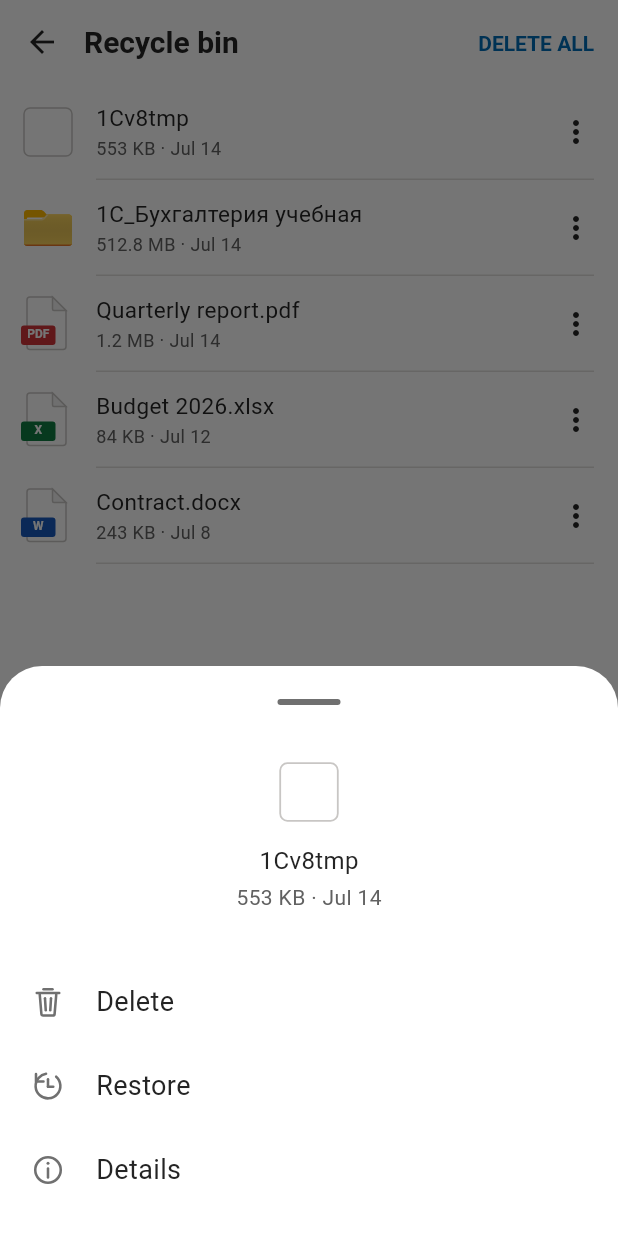
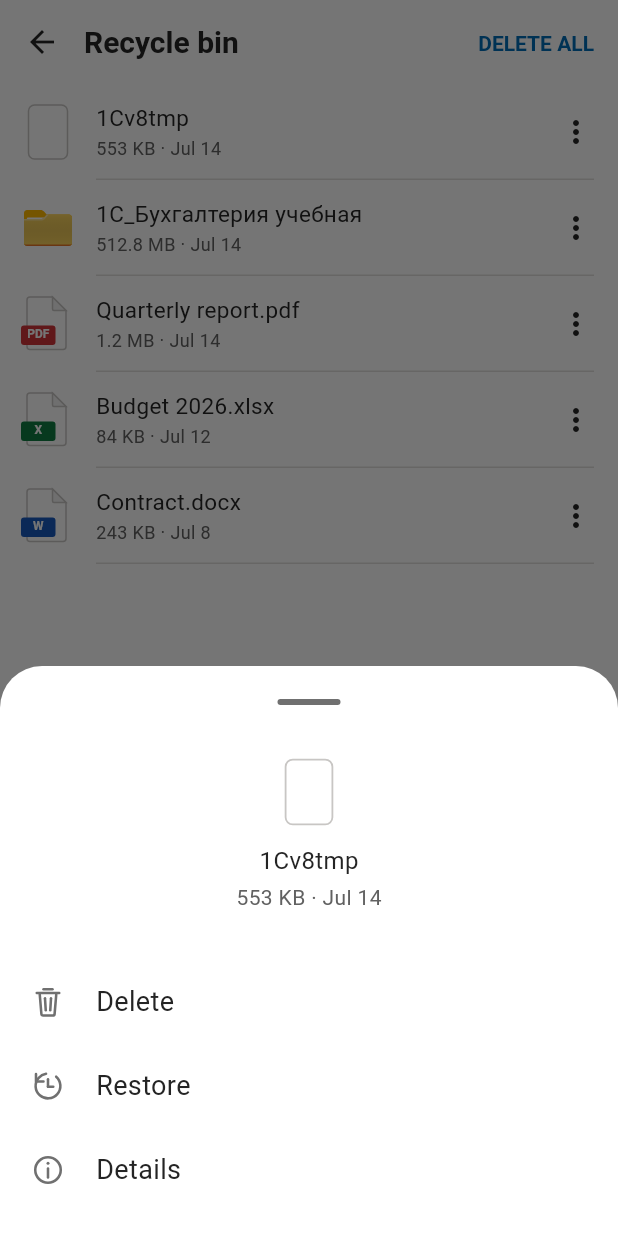
Before and after one commit to bogachenko/temp_bfe_android, a Flutter app: the screen it shows after launch, after a tap on the "more vert" icon, on a phone screen of 412 x 824 dp. Run offline on Flutter 3.47's test engine with Material 3 defaults, Android fonts, the phone set to English and light mode, and no system bars; generated files the repository leaves out were written again.

Commit message:
Refine recycle bin generic file visual

```diff
--- a/lib/features/recycle_bin/presentation/widgets/recycle_bin_item_visual.dart
+++ b/lib/features/recycle_bin/presentation/widgets/recycle_bin_item_visual.dart
@@ -33,11 +33,11 @@ class _GenericFilePainter extends CustomPainter {
   @override
   void paint(Canvas canvas, Size size) {
     final rect = RRect.fromRectAndRadius(
-      Rect.fromLTWH(
-        AppSizes.recycleGenericFileInset,
-        AppSizes.recycleGenericFileInset,
-        size.width - AppSizes.recycleGenericFileInset * 2,
-        size.height - AppSizes.recycleGenericFileInset * 2,
+      Rect.fromLTRB(
+        AppSizes.recycleGenericFileHorizontalInset,
+        AppSizes.recycleGenericFileVerticalInset,
+        size.width - AppSizes.recycleGenericFileHorizontalInset,
+        size.height - AppSizes.recycleGenericFileVerticalInset,
       ),
       const Radius.circular(AppRadius.recycleGenericFile),
     );
--- a/lib/theme/app_sizes.dart
+++ b/lib/theme/app_sizes.dart
@@ -16,7 +16,8 @@ abstract final class AppSizes {
   static const double recycleBinDetailsTopSpacing = 40;
   static const double recycleBinDetailsActionHeight = 72;
   static const double recycleBinDetailsPropertyRowHeight = 56;
-  static const double recycleGenericFileInset = 4;
+  static const double recycleGenericFileHorizontalInset = 7;
+  static const double recycleGenericFileVerticalInset = 2;
   static const double recycleGenericFileStroke = 1;
   static const double recycleBinOperationIconStroke = 1.7;
   static const double recycleBinInfoDotRadius = 1;
```
